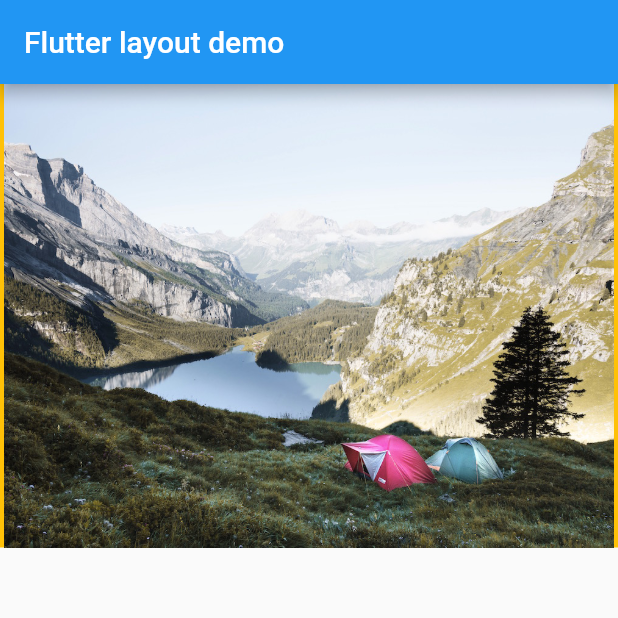
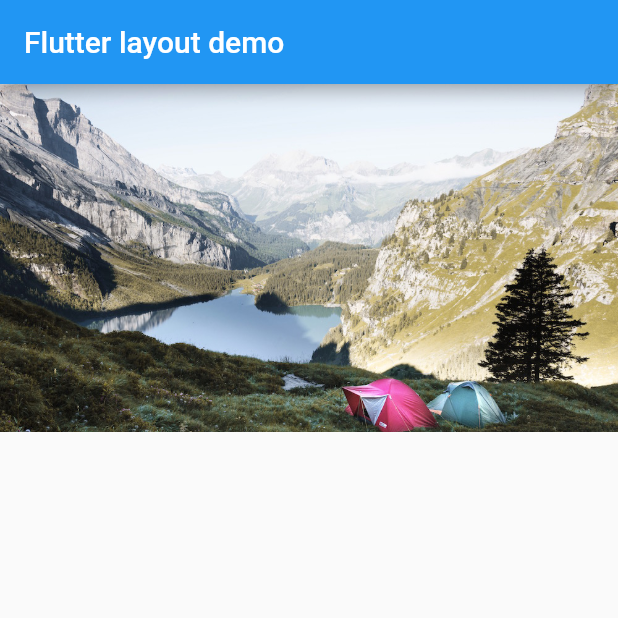
Before and after one commit to riansyahrobi8/Belajar-Flutter-UI, a Flutter app: the screen it shows after launch, on a phone screen of 412 x 824 dp, the top half of it. Run offline on Flutter 3.47's test engine with Material 2 defaults, Android fonts, the phone set to English and light mode, and no system bars.

```diff
--- a/lib/screens/ContainerAspectRatio.dart
+++ b/lib/screens/ContainerAspectRatio.dart
@@ -4,12 +4,13 @@ class ContainerAspectRatio extends StatelessWidget {
   @override
   Widget build(BuildContext context) {
     return AspectRatio(
-      aspectRatio: 4 / 3,
+      aspectRatio: 16 / 9,
       child: Container(
           color: Colors.amber,
-          width: 200.0,
-          height: 100.0,
-          child: Image.asset('images/lake.jpg')),
+          child: Image.asset(
+            'images/lake.jpg',
+            fit: BoxFit.cover,
+          )),
     );
   }
 }
```
Also changed, not shown: flutter_01.png (deleted).
